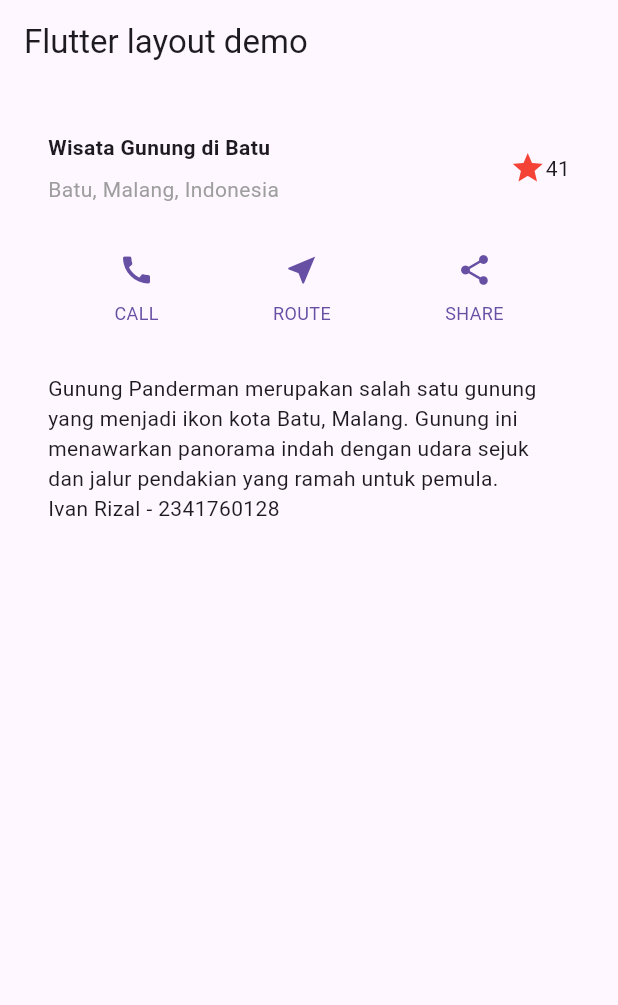
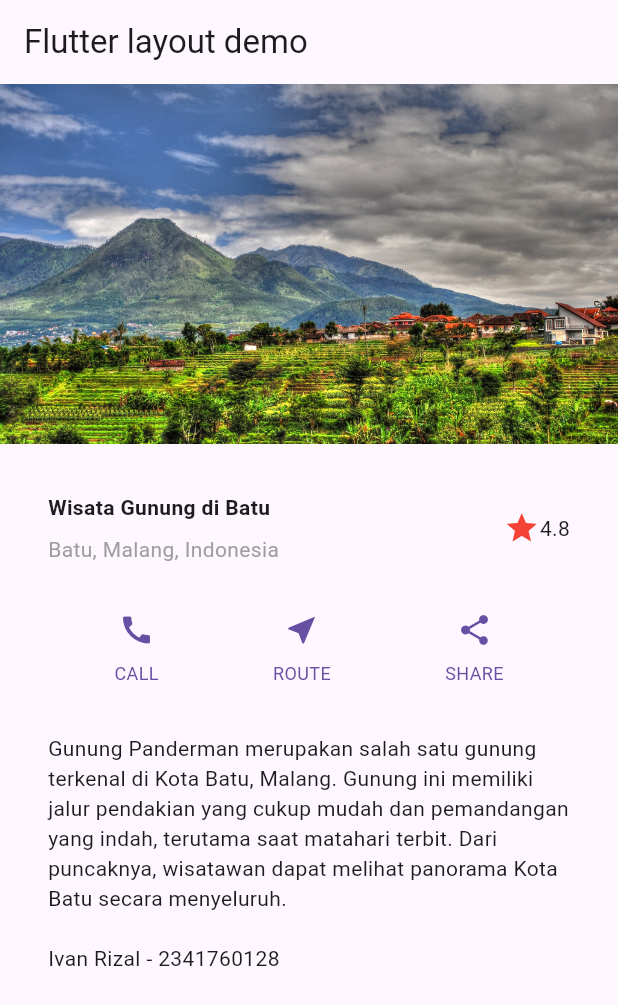
Before and after one commit to ivanrizalahmadi/JS6_Flutter_2341760128, a Flutter app: the screen it shows after launch, on a phone screen of 412 x 824 dp. Shown: the top 1005 px of the screen. Run offline on Flutter 3.47's test engine with Material 3 defaults, Android fonts, the light colour scheme and no system bars.

Commit message:
praktikum 4 - JS 6

```diff
--- a/lib/main.dart
+++ b/lib/main.dart
@@ -38,7 +38,7 @@ class MyApp extends StatelessWidget {
             Icons.star,
             color: Colors.red,
           ),
-          const Text('41'),
+          const Text('4.8'),
         ],
       ),
     );
@@ -59,10 +59,11 @@ class MyApp extends StatelessWidget {
     Widget textSection = Container(
       padding: const EdgeInsets.all(32),
       child: const Text(
-        'Gunung Panderman merupakan salah satu gunung yang menjadi ikon '
-        'kota Batu, Malang. Gunung ini menawarkan panorama indah dengan udara sejuk '
-        'dan jalur pendakian yang ramah untuk pemula. '
-         '      Ivan Rizal - 2341760128     ',
+        'Gunung Panderman merupakan salah satu gunung terkenal di Kota Batu, '
+        'Malang. Gunung ini memiliki jalur pendakian yang cukup mudah dan pemandangan '
+        'yang indah, terutama saat matahari terbit. Dari puncaknya, wisatawan dapat '
+        'melihat panorama Kota Batu secara menyeluruh. '
+        '\n\nIvan Rizal - 2341760128',
         softWrap: true,
       ),
     );
@@ -75,6 +76,12 @@ class MyApp extends StatelessWidget {
         ),
         body: ListView(
           children: [
+            Image.asset(
+              'assets/images/panderman.jpg', // gambar dari folder assets/images
+              width: 600,
+              height: 240,
+              fit: BoxFit.cover, // gambar menutupi area penuh
+            ),
             titleSection,
             buttonSection,
             textSection,
@@ -84,7 +91,7 @@ class MyApp extends StatelessWidget {
     );
   }
 
-  // Method Helper
+  // Method Helper untuk Button
   Column _buildButtonColumn(Color color, IconData icon, String label) {
     return Column(
       mainAxisSize: MainAxisSize.min,
--- a/pubspec.yaml
+++ b/pubspec.yaml
@@ -58,8 +58,8 @@ flutter:
   uses-material-design: true
 
   # To add assets to your application, add an assets section, like this:
-  # assets:
-  #   - images/a_dot_burr.jpeg
+  assets:
+  - assets/images/panderman.jpg
   #   - images/a_dot_ham.jpeg
 
   # An image asset can refer to one or more resolution-specific "variants", see
```
Also changed, not shown: assets/images/panderman.jpg (added), image-7.png (added), image-8.png (added), 1 other file.
